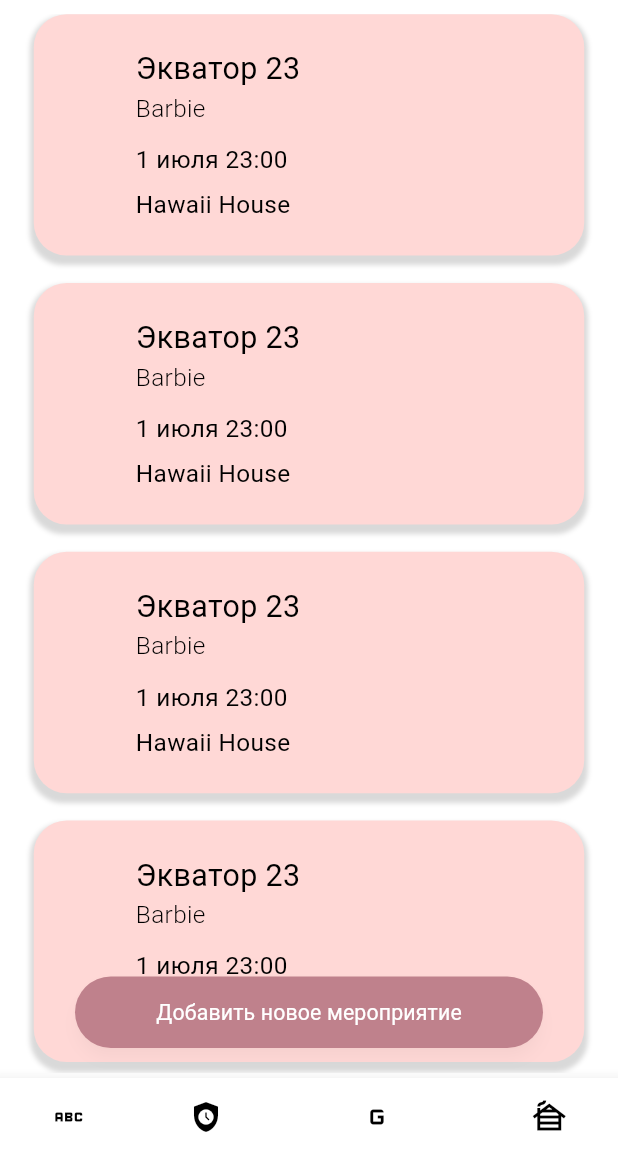
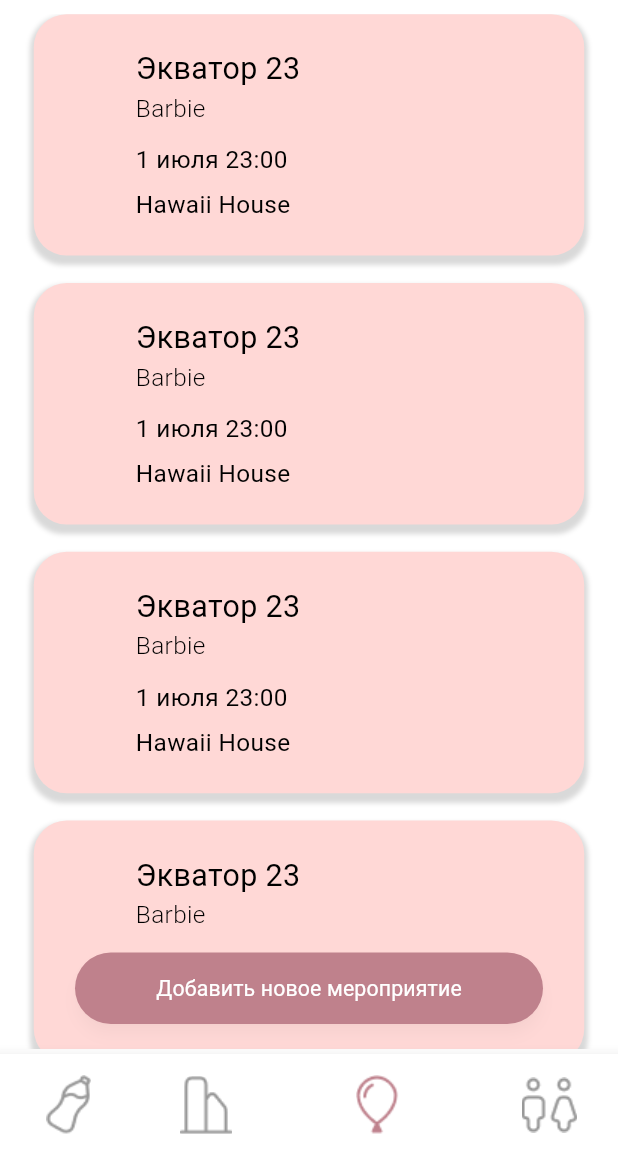
Before and after one commit to nvsich/csevent, a Flutter app: the Dashboard screen opened by its route, on a phone screen of 412 x 824 dp, the part 71-1236 px from its top. Run offline on Flutter 3.47's test engine with Material 3 defaults, Android fonts, the light colour scheme and no system bars; our stand-ins replace cached_network_image, flutter_svg, fluttertoast, get_it, pin_code_fields, shared_preferences; accounts and stored records are empty; Roboto replaces fonts that are missing (Montserrat).

Commit message:
add dashboard icons

```diff
--- a/lib/core/utils/image_constant.dart
+++ b/lib/core/utils/image_constant.dart
@@ -6,4 +6,28 @@ class ImageConstant {
   static const String backButton = '$_imagePath/back_button.svg';
 
   static const String profileButton = '$_imagePath/profile_button.svg';
+
+  static const String offProductsScreenButton =
+      '$_imagePath/off_products_screen_button.png';
+
+  static const String offWarehousesScreenButton =
+      '$_imagePath/off_warehouses_screen_button.png';
+
+  static const String offEventsScreenButton =
+      '$_imagePath/off_events_screen_button.png';
+
+  static const String offMembersScreenButton =
+      '$_imagePath/off_members_screen_button.png';
+
+  static const String onProductsScreenButton =
+      '$_imagePath/on_products_screen_button.png';
+
+  static const String onWarehousesScreenButton =
+      '$_imagePath/on_warehouses_screen_button.png';
+
+  static const String onEventsScreenButton =
+      '$_imagePath/on_events_screen_button.png';
+
+  static const String onMembersScreenButton =
+      '$_imagePath/on_members_screen_button.png';
 }
--- a/lib/screens/dashboard/screens/dashboard.dart
+++ b/lib/screens/dashboard/screens/dashboard.dart
@@ -1,4 +1,5 @@
 import 'package:csevent/core/app_export.dart';
+import 'package:csevent/core/utils/image_constant.dart';
 import 'package:csevent/routes/route_generator.dart';
 import 'package:csevent/screens/dashboard/screens/events/events_screen.dart';
 import 'package:csevent/screens/dashboard/screens/members/members_screen.dart';
@@ -39,21 +40,37 @@ class _DashboardState extends State<Dashboard> {
         },
         showSelectedLabels: false,
         currentIndex: currentIndex,
-        items: const [
+        items: [
           BottomNavigationBarItem(
-            icon: Icon(Icons.abc, color: Colors.black),
+            icon: CustomImageView(
+              imagePath: currentIndex == 0
+                  ? ImageConstant.onProductsScreenButton
+                  : ImageConstant.offProductsScreenButton,
+            ),
             label: "Products",
           ),
           BottomNavigationBarItem(
-            icon: Icon(Icons.safety_check, color: Colors.black),
+            icon: CustomImageView(
+              imagePath: currentIndex == 1
+                  ? ImageConstant.onWarehousesScreenButton
+                  : ImageConstant.offWarehousesScreenButton,
+            ),
             label: "Warehouses",
           ),
           BottomNavigationBarItem(
-            icon: Icon(Icons.g_mobiledata, color: Colors.black),
+            icon: CustomImageView(
+              imagePath: currentIndex == 2
+                  ? ImageConstant.onEventsScreenButton
+                  : ImageConstant.offEventsScreenButton,
+            ),
             label: "Events",
           ),
           BottomNavigationBarItem(
-            icon: Icon(Icons.cabin, color: Colors.black),
+            icon: CustomImageView(
+              imagePath: currentIndex == 3
+                  ? ImageConstant.onMembersScreenButton
+                  : ImageConstant.offMembersScreenButton,
+            ),
             label: "Members",
           ),
         ],
```
Also changed, not shown: assets/images/off_events_screen_button.png (added), assets/images/off_members_screen_button.png (added), assets/images/off_products_screen_button.png (added), assets/images/off_warehouses_screen_button.png (added), assets/images/on_events_screen_button.png (added), assets/images/on_members_screen_button.png (added), assets/images/on_products_screen_button.png (added), assets/images/on_warehouses_screen_button.png (added).
